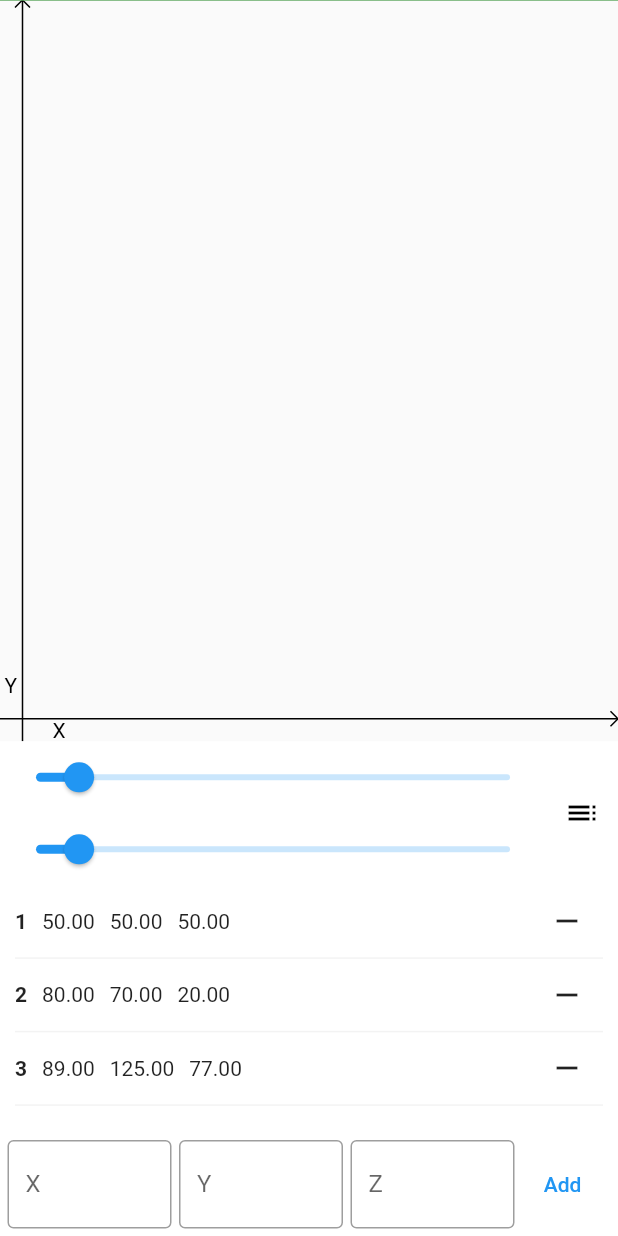
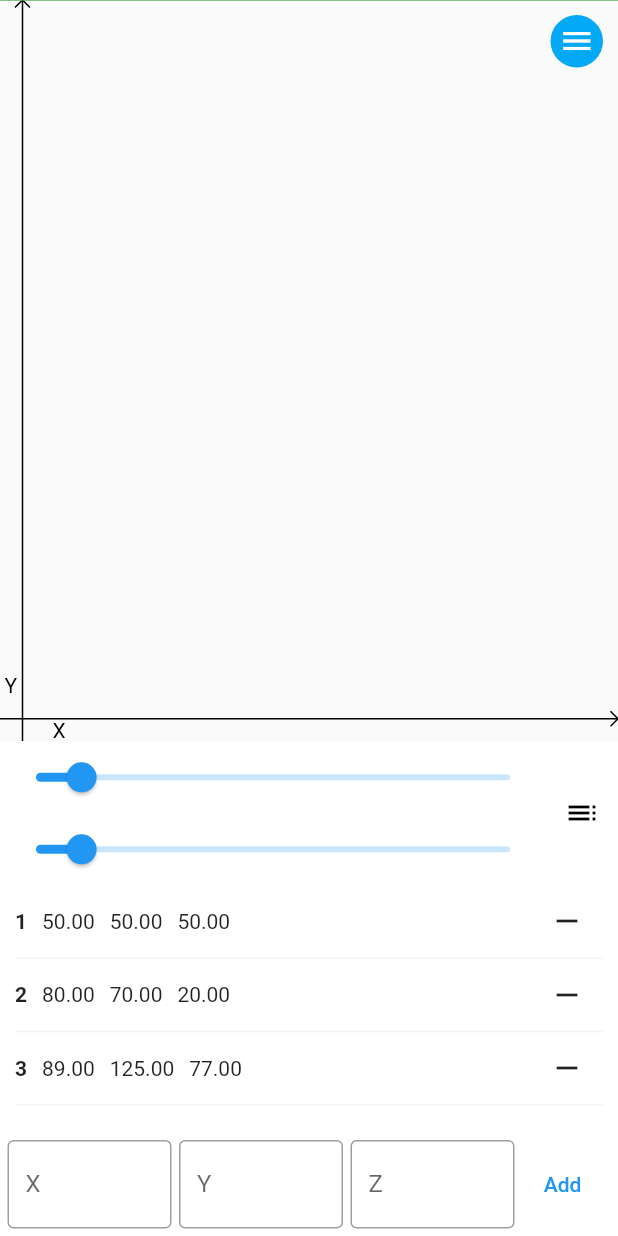
Before and after one commit to gszasza1/Gamr, a Flutter app: the screen it shows after launch, on a phone screen of 412 x 824 dp. Run offline on Flutter 3.47's test engine with Material 2 defaults, Android fonts, the phone set to English and light mode, and no system bars; our stand-ins replace shared_preferences.

Commit message:
popup works

```diff
--- /dev/null
+++ b/lib/constant/popup-menu.dart
@@ -0,0 +1,4 @@
+enum PopupMenu {
+  send_email,
+  save_file,
+}
--- a/lib/main.dart
+++ b/lib/main.dart
@@ -2,6 +2,7 @@
 import 'package:gamr/components/details-popup.dart';
 import 'package:gamr/components/edit-popup.dart';
 import 'package:gamr/components/list-item.dart';
+import 'package:gamr/constant/popup-menu.dart';
 import 'package:gamr/dot-list.dart';
 import 'package:gamr/options.dart';
 import 'package:gamr/point.dart';
@@ -195,7 +196,9 @@
             ],
           ),
         ),
-        body: Column(
+        body: Stack(
+          children: <Widget>[
+            Column(
               children: [
                 Expanded(
                   flex: 1,
@@ -250,8 +253,10 @@
                             Slider(
                               value: this.dotList.sliderX,
                               min: 1,
+                              divisions: 99,
                               max: 100,
-                          label: "X: ${this.dotList.sliderX}",
+                              label:
+                                  "X: ${(this.dotList.sliderX / 10).toStringAsFixed(1)}",
                               onChanged: (double value) {
                                 setState(() {
                                   this.dotList.updateSlider(sliderX: value);
@@ -261,8 +266,10 @@
                             Slider(
                               value: this.dotList.sliderY,
                               min: 1,
+                              divisions: 99,
                               max: 100,
-                          label: "Y: ${this.dotList.sliderY}",
+                              label:
+                                  "Y: ${(this.dotList.sliderY / 10).toStringAsFixed(1)}",
                               onChanged: (double value) {
                                 setState(() {
                                   this.dotList.updateSlider(sliderY: value);
@@ -301,11 +308,14 @@
                           Expanded(
                             child: SingleChildScrollView(
                               child: SizedBox(
-                            height: MediaQuery.of(context).size.height * 0.2,
+                                height:
+                                    MediaQuery.of(context).size.height * 0.2,
                                 child: ListView(
                                   shrinkWrap: true,
-                              children:
-                                  dotList.allDots.asMap().entries.map((entry) {
+                                  children: dotList.allDots
+                                      .asMap()
+                                      .entries
+                                      .map((entry) {
                                     int idx = entry.key;
                                     var value = entry.value;
                                     return Container(
@@ -323,7 +333,8 @@
                                           onTap: () {
                                             showDialog(
                                                 context: context,
-                                            builder: (BuildContext context) {
+                                                builder:
+                                                    (BuildContext context) {
                                                   return EditPopup(
                                                     dot: value,
                                                     save: (x) => {
@@ -378,7 +389,8 @@
                                 keyboardType: TextInputType.number,
                                 controller: yCoordRText,
                                 decoration: InputDecoration(
-                                border: OutlineInputBorder(), labelText: 'Y'),
+                                    border: OutlineInputBorder(),
+                                    labelText: 'Y'),
                               ),
                             ),
                             SizedBox(
@@ -389,7 +401,8 @@
                                 keyboardType: TextInputType.number,
                                 controller: zCoordRText,
                                 decoration: InputDecoration(
-                                border: OutlineInputBorder(), labelText: 'Z'),
+                                    border: OutlineInputBorder(),
+                                    labelText: 'Z'),
                               ),
                             ),
                             TextButton(
@@ -398,12 +411,13 @@
                                 setState(() {
                                   var parsedX =
                                       double.tryParse(xCoordRText.text) ?? 0;
-                              if (!dotList.allDots
-                                  .any((element) => element.dx == parsedX)) {
+                                  if (!dotList.allDots.any(
+                                      (element) => element.dx == parsedX)) {
                                     dotList.addDot(Dot.dzParameter(
                                         parsedX,
                                         double.tryParse(yCoordRText.text) ?? 0,
-                                    double.tryParse(zCoordRText.text) ?? 0));
+                                        double.tryParse(zCoordRText.text) ??
+                                            0));
                                     dotList.allDots.sort((a, b) => a.dx == b.dx
                                         ? 0
                                         : a.dx > b.dx
@@ -423,6 +437,44 @@
                 ),
               ],
             ),
+            Positioned.fill(
+              top: 10,
+              right: 10,
+              child: Align(
+                alignment: Alignment.topRight,
+                child: PopupMenuButton(
+                  onSelected: (PopupMenu value) {
+                    print(value);
+                  },
+                  child: Ink(
+                    height: 35,
+                    width: 35,
+                    decoration: const ShapeDecoration(
+                      color: Colors.lightBlue,
+                      shape: CircleBorder(),
+                    ),
+                    child: const Icon(
+                      Icons.menu,
+                      color: Colors.white,
+                    ),
+                  ),
+                  itemBuilder: (context) {
+                    return [
+                      PopupMenuItem(
+                        value: PopupMenu.send_email,
+                        child: Text('Send in e-mail'),
+                      ),
+                      PopupMenuItem(
+                        value: PopupMenu.save_file,
+                        child: Text('Save file'),
+                      ),
+                    ];
+                  },
+                ),
+              ),
+            ),
+          ],
+        ),
       ),
     );
   }
```
Lines whose indentation alone changed are shown as unchanged.
